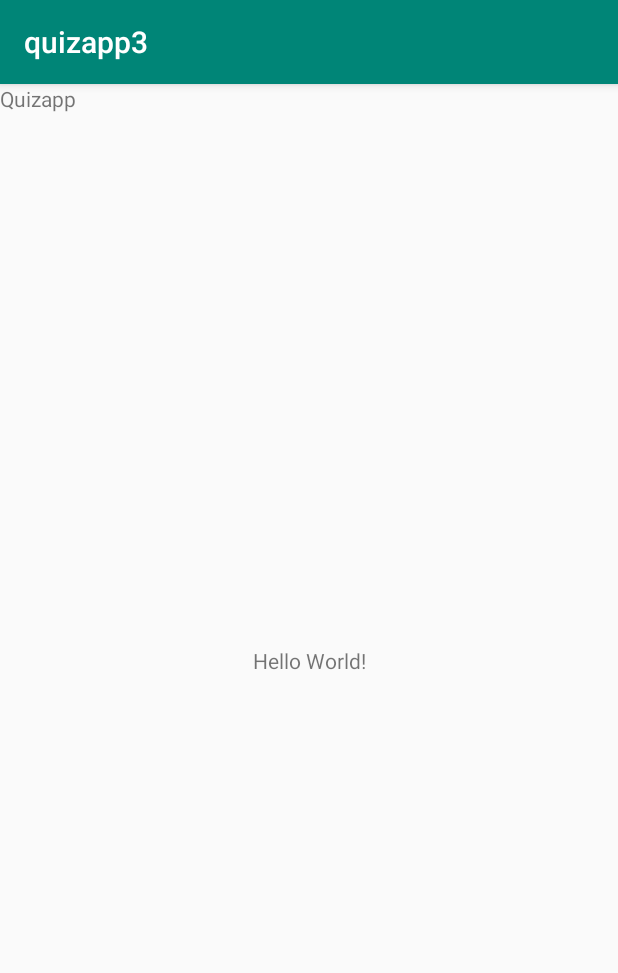
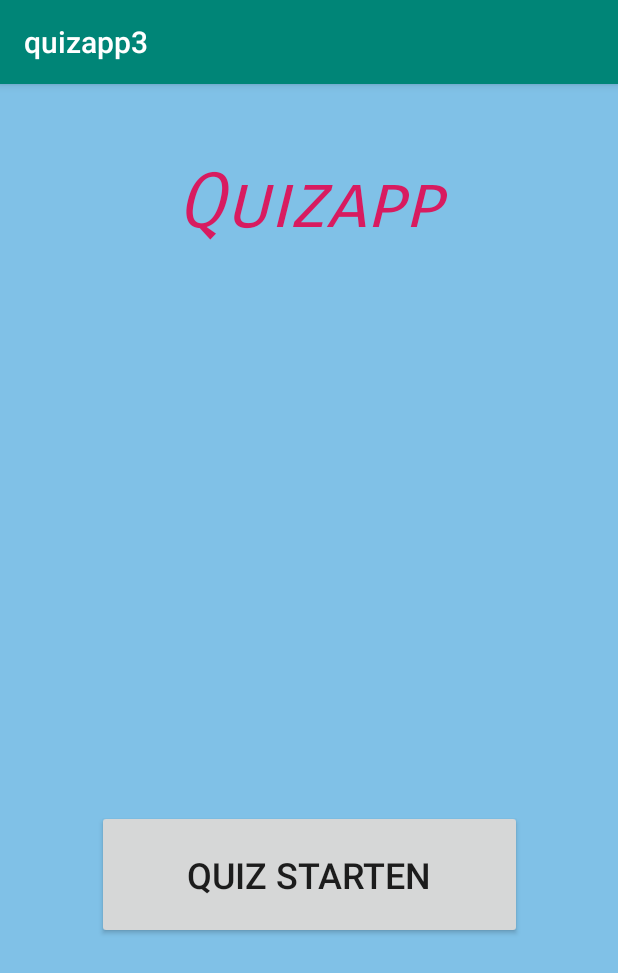
Before and after one commit to stefan3456/quizapp3, an Android app: the screen it shows after launch (MainActivity), on a phone screen of 412 x 824 dp. Shown: the top 973 px of the screen. Run offline under Robolectric (Android 15) with nearby library versions, the phone set to English and light mode, and no system bars.

Commit message:
merge ready

```diff
--- a/app/src/main/java/a6br/quizapp3/MainActivity.java
+++ b/app/src/main/java/a6br/quizapp3/MainActivity.java
@@ -3,12 +3,30 @@ package a6br.quizapp3;
 import androidx.appcompat.app.AppCompatActivity;
 
 import android.os.Bundle;
+import android.view.View;
+import android.widget.Button;
+import android.widget.TextView;
 
-public class MainActivity extends AppCompatActivity {
+public class MainActivity extends AppCompatActivity implements View.OnClickListener {
+
+    private Button bone;
+
 
     @Override
     protected void onCreate(Bundle savedInstanceState) {
         super.onCreate(savedInstanceState);
         setContentView(R.layout.activity_main);
+
+        this.bone = (Button) this.findViewById(R.id.bone);
+        this.bone.setOnClickListener(this);}
+
+        //Intent intent = new Intent(this, AnotherActivity.class);
+        //startActivity(intent);
+
+
+    @Override
+    public void onClick(View view) {
+
+
     }
 }
--- a/app/src/main/res/layout/activity_main.xml
+++ b/app/src/main/res/layout/activity_main.xml
@@ -4,23 +4,41 @@
     xmlns:tools="http://schemas.android.com/tools"
     android:layout_width="match_parent"
     android:layout_height="match_parent"
+    android:background="#80C1E7"
     tools:context=".MainActivity">
 
     <TextView
-        android:layout_width="wrap_content"
-        android:layout_height="wrap_content"
-        android:text="Hello World!"
-        app:layout_constraintBottom_toBottomOf="parent"
-        app:layout_constraintLeft_toLeftOf="parent"
-        app:layout_constraintRight_toRightOf="parent"
+        android:id="@+id/textView"
+        android:layout_width="188dp"
+        android:layout_height="71dp"
+        android:layout_marginStart="117dp"
+        android:layout_marginTop="200dp"
+        android:layout_marginEnd="117dp"
+        android:layout_marginBottom="182dp"
+        android:fontFamily="sans-serif-smallcaps"
+        android:text="Quizapp"
+        android:textColor="@color/colorAccent"
+        android:textSize="50sp"
+        android:textStyle="italic"
+        app:layout_constraintBottom_toTopOf="@+id/bone"
+        app:layout_constraintEnd_toEndOf="parent"
+        app:layout_constraintHorizontal_bias="0.0"
+        app:layout_constraintStart_toStartOf="parent"
         app:layout_constraintTop_toTopOf="parent" />
 
-    <TextView
-        android:id="@+id/textView"
-        android:layout_width="203dp"
-        android:layout_height="176dp"
-        android:text="Quizapp"
-        tools:layout_editor_absoluteX="104dp"
-        tools:layout_editor_absoluteY="66dp" />
+    <Button
+        android:id="@+id/bone"
+        android:layout_width="283dp"
+        android:layout_height="86dp"
+        android:layout_marginStart="64dp"
+        android:layout_marginTop="182dp"
+        android:layout_marginEnd="64dp"
+        android:layout_marginBottom="350dp"
+        android:text="Quiz starten"
+        android:textSize="24sp"
+        app:layout_constraintBottom_toBottomOf="parent"
+        app:layout_constraintEnd_toEndOf="parent"
+        app:layout_constraintStart_toStartOf="parent"
+        app:layout_constraintTop_toBottomOf="@+id/textView" />
 
 </androidx.constraintlayout.widget.ConstraintLayout>
```
